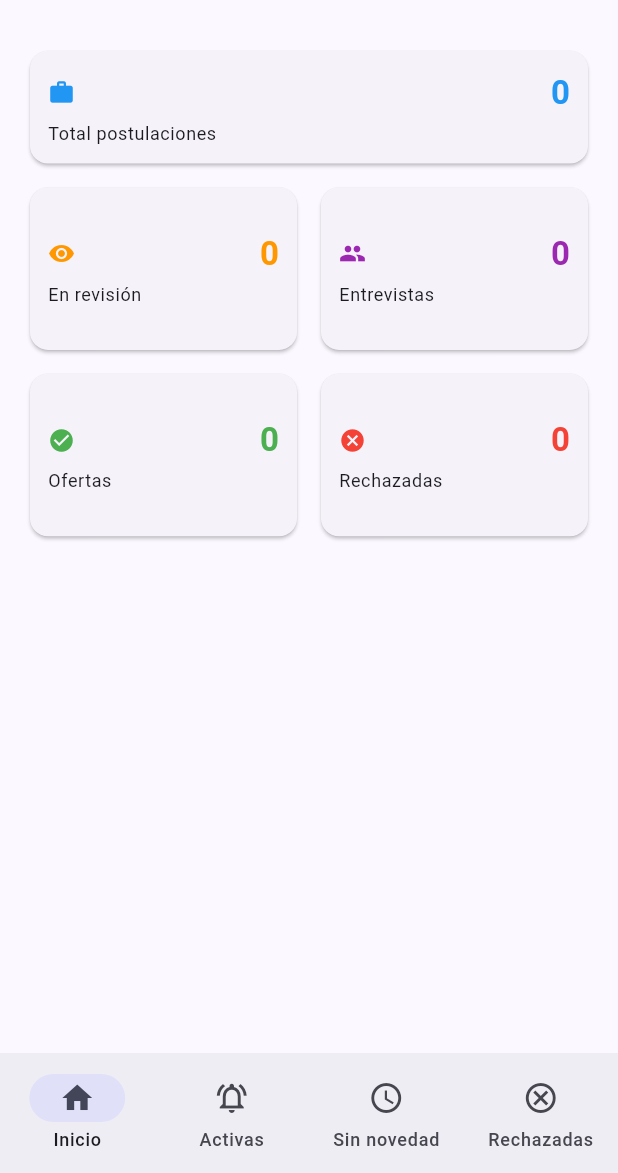
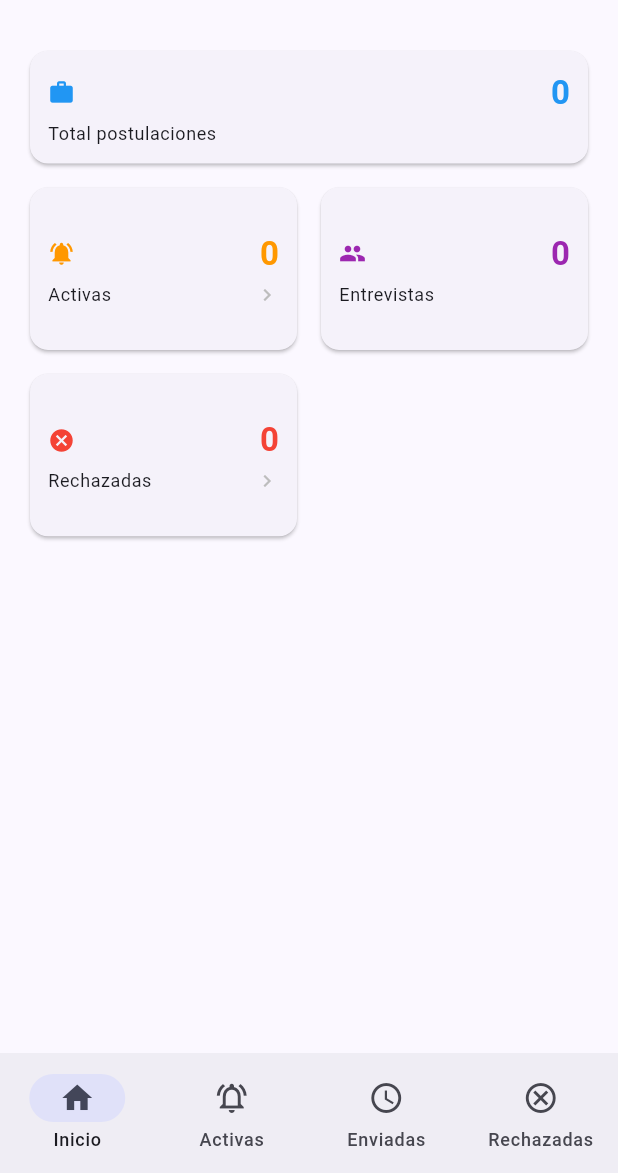
Before and after one commit to afperdomo2/devjobs, a Flutter app: the screen it shows after launch, on a phone screen of 412 x 824 dp, the part 63-1236 px from its top. Run offline on Flutter 3.47's test engine with Material 3 defaults, Android fonts, the phone set to English and light mode, and no system bars; our stand-ins replace flutter_dotenv; network calls fail.

Commit message:
feat: enhance job application model and dashboard; add interview status, process time, and update filtering logic

```diff
--- a/lib/models/job_application.dart
+++ b/lib/models/job_application.dart
@@ -1,3 +1,5 @@
+import '../helpers/date_formatter.dart';
+
 class JobApplication {
   final int rowIndex;
   final String empresa;
@@ -13,6 +15,7 @@ class JobApplication {
   final String fechaSeguimiento;
   final String contacto;
   final String comentarios;
+  final bool entrevistaRealizada;
 
   const JobApplication({
     required this.rowIndex,
@@ -29,7 +32,15 @@ class JobApplication {
     this.fechaSeguimiento = '',
     this.contacto = '',
     this.comentarios = '',
+    this.entrevistaRealizada = false,
   });
+
+  int? get diasProceso {
+    final post = parseDate(fechaPostulacion);
+    final seg = parseDate(fechaSeguimiento);
+    if (post == null || seg == null) return null;
+    return seg.difference(post).inDays;
+  }
 
   factory JobApplication.fromJson(Map<String, dynamic> json) {
     return JobApplication(
@@ -47,6 +58,7 @@ class JobApplication {
       fechaSeguimiento: json['fechaSeguimiento'] as String? ?? '',
       contacto: json['contacto'] as String? ?? '',
       comentarios: json['comentarios'] as String? ?? '',
+      entrevistaRealizada: json['entrevistaRealizada']?.toString().toLowerCase() == 'true',
     );
   }
 
@@ -66,6 +78,7 @@ class JobApplication {
       'fechaSeguimiento': fechaSeguimiento,
       'contacto': contacto,
       'comentarios': comentarios,
+      'entrevistaRealizada': entrevistaRealizada,
     };
   }
 
@@ -84,6 +97,7 @@ class JobApplication {
     String? fechaSeguimiento,
     String? contacto,
     String? comentarios,
+    bool? entrevistaRealizada,
   }) {
     return JobApplication(
       rowIndex: rowIndex ?? this.rowIndex,
@@ -100,31 +114,29 @@ class JobApplication {
       fechaSeguimiento: fechaSeguimiento ?? this.fechaSeguimiento,
       contacto: contacto ?? this.contacto,
       comentarios: comentarios ?? this.comentarios,
+      entrevistaRealizada: entrevistaRealizada ?? this.entrevistaRealizada,
     );
   }
 }
 
 class DashboardStats {
   final int total;
-  final int enRevision;
+  final int activas;
   final int entrevistas;
-  final int ofertas;
   final int rechazadas;
 
   const DashboardStats({
     required this.total,
-    required this.enRevision,
+    required this.activas,
     required this.entrevistas,
-    required this.ofertas,
     required this.rechazadas,
   });
 
   factory DashboardStats.fromJson(Map<String, dynamic> json) {
     return DashboardStats(
       total: (json['total'] as num?)?.toInt() ?? 0,
-      enRevision: (json['enRevision'] as num?)?.toInt() ?? 0,
+      activas: (json['activas'] as num?)?.toInt() ?? 0,
       entrevistas: (json['entrevistas'] as num?)?.toInt() ?? 0,
-      ofertas: (json['ofertas'] as num?)?.toInt() ?? 0,
       rechazadas: (json['rechazadas'] as num?)?.toInt() ?? 0,
     );
   }
--- a/lib/providers/app_state.dart
+++ b/lib/providers/app_state.dart
@@ -31,14 +31,13 @@ class AppState extends ChangeNotifier {
   DashboardStats get dashboardStats {
     final apps = _cached;
     if (apps == null) {
-      return const DashboardStats(total: 0, enRevision: 0, entrevistas: 0, ofertas: 0, rechazadas: 0);
+      return const DashboardStats(total: 0, activas: 0, entrevistas: 0, rechazadas: 0);
     }
     final estados = apps.map((a) => (a.estado).trim().toLowerCase()).toList();
     return DashboardStats(
       total: apps.length,
-      enRevision: estados.where((e) => e == 'en revisión').length,
-      entrevistas: estados.where((e) => e == 'entrevista realizada').length,
-      ofertas: estados.where((e) => e == 'oferta recibida' || e == 'ofertas recibidas').length,
+      activas: estados.where((e) => e != 'enviada' && e != 'rechazada' && e != 'retirada').length,
+      entrevistas: apps.where((a) => a.entrevistaRealizada).length,
       rechazadas: estados.where((e) => e == 'rechazada' || e == 'retirada').length,
     );
   }
@@ -53,11 +52,14 @@ class AppState extends ChangeNotifier {
         apps = apps.where((a) => _isTerminal(a.estado)).toList();
       case 'activas':
         apps = apps
-            .where((a) => !_isTerminal(a.estado) && a.fechaSeguimiento.isNotEmpty)
+            .where((a) {
+              final e = a.estado.trim().toLowerCase();
+              return e != 'enviada' && e != 'rechazada' && e != 'retirada';
+            })
             .toList();
-      case 'pendientes':
+      case 'enviadas':
         apps = apps
-            .where((a) => !_isTerminal(a.estado) && a.fechaSeguimiento.isEmpty)
+            .where((a) => a.estado.trim().toLowerCase() == 'enviada')
             .toList();
     }
 
--- a/lib/screens/application_detail_screen.dart
+++ b/lib/screens/application_detail_screen.dart
@@ -110,6 +110,7 @@ class _ApplicationDetailScreenState extends State<ApplicationDetailScreen> {
       (Icons.attach_money_outlined, 'Salario ofrecido', app.salarioOfrecido),
       (Icons.calendar_today, 'F. postulación', formatDate(app.fechaPostulacion)),
       (Icons.calendar_today, 'F. seguimiento', formatDate(app.fechaSeguimiento)),
+      (Icons.schedule, 'Tiempo del proceso', app.diasProceso != null ? '${app.diasProceso} días' : ''),
       (Icons.person_outline, 'Contacto', app.contacto),
     ].where((f) => f.$3.isNotEmpty);
 
--- a/lib/screens/dashboard_screen.dart
+++ b/lib/screens/dashboard_screen.dart
@@ -46,10 +46,11 @@ class _DashboardScreenState extends State<DashboardScreen> {
             childAspectRatio: 1.6,
             children: [
               _StatCard(
-                label: 'En revisión',
-                value: stats.enRevision.toString(),
+                label: 'Activas',
+                value: stats.activas.toString(),
                 color: Colors.orange,
-                icon: Icons.visibility,
+                icon: Icons.notifications_active,
+                onTap: () => state.setTab(1),
               ),
               _StatCard(
                 label: 'Entrevistas',
@@ -58,16 +59,11 @@ class _DashboardScreenState extends State<DashboardScreen> {
                 icon: Icons.people,
               ),
               _StatCard(
-                label: 'Ofertas',
-                value: stats.ofertas.toString(),
-                color: Colors.green,
-                icon: Icons.check_circle,
-              ),
-              _StatCard(
                 label: 'Rechazadas',
                 value: stats.rechazadas.toString(),
                 color: Colors.red,
                 icon: Icons.cancel,
+                onTap: () => state.setTab(3),
               ),
             ],
           ),
@@ -82,17 +78,19 @@ class _StatCard extends StatelessWidget {
   final String value;
   final Color color;
   final IconData icon;
+  final VoidCallback? onTap;
 
   const _StatCard({
     required this.label,
     required this.value,
     required this.color,
     required this.icon,
+    this.onTap,
   });
 
   @override
   Widget build(BuildContext context) {
-    return Card(
+    final card = Card(
       child: Padding(
         padding: const EdgeInsets.all(12),
         child: Column(
@@ -110,10 +108,28 @@ class _StatCard extends StatelessWidget {
               ],
             ),
             const SizedBox(height: 4),
-            Text(label, style: Theme.of(context).textTheme.bodySmall),
+            Row(
+              children: [
+                Expanded(
+                  child: Text(label, style: Theme.of(context).textTheme.bodySmall),
+                ),
+                if (onTap != null)
+                  Icon(Icons.chevron_right, size: 16, color: Colors.grey[400]),
+              ],
+            ),
           ],
         ),
       ),
     );
+
+    if (onTap != null) {
+      return InkWell(
+        onTap: onTap,
+        borderRadius: BorderRadius.circular(12),
+        child: card,
+      );
+    }
+
+    return card;
   }
 }
--- a/lib/screens/main_screen.dart
+++ b/lib/screens/main_screen.dart
@@ -31,7 +31,7 @@ class MainScreen extends StatelessWidget {
             children: const [
               DashboardScreen(),
               ApplicationsListScreen(filterMode: 'activas'),
-              ApplicationsListScreen(filterMode: 'pendientes'),
+              ApplicationsListScreen(filterMode: 'enviadas'),
               ApplicationsListScreen(filterMode: 'onlyRejected'),
             ],
           ),
@@ -53,7 +53,7 @@ class MainScreen extends StatelessWidget {
               NavigationDestination(
                 icon: Icon(Icons.schedule_outlined),
                 selectedIcon: Icon(Icons.schedule),
-                label: 'Sin novedad',
+                label: 'Enviadas',
               ),
               NavigationDestination(
                 icon: Icon(Icons.cancel_outlined),
@@ -67,5 +67,5 @@ class MainScreen extends StatelessWidget {
     );
   }
 
-  static const _titles = ['DevJobs', 'Activas', 'Sin novedad', 'Rechazadas'];
+  static const _titles = ['DevJobs', 'Activas', 'Enviadas', 'Rechazadas'];
 }
```
Also changed, not shown: 3 other files.
